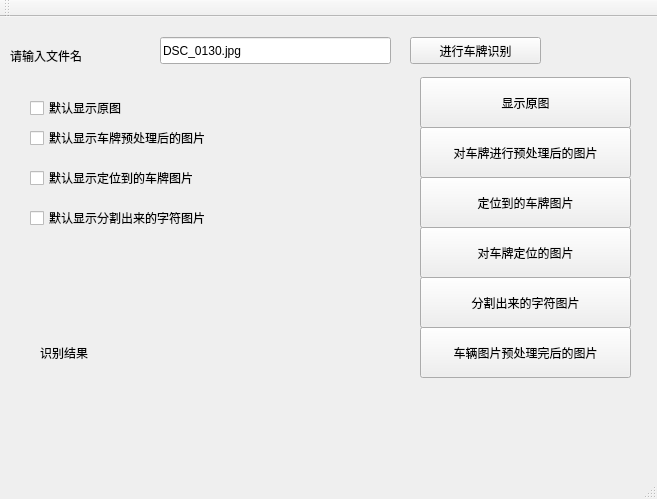
This is mainwindow.ui in XianB/youyanQT as Qt 5 draws it before an edit. The edited form follows.
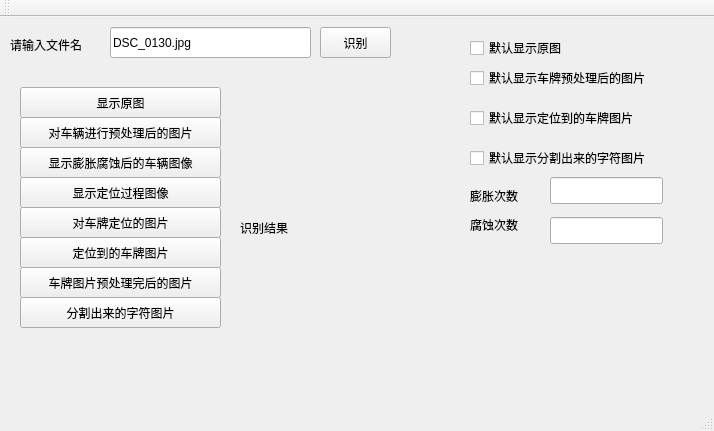
This is the edited form.

Patch:
```diff
--- a/mainwindow.ui
+++ b/mainwindow.ui
@@ -6,8 +6,8 @@
    <rect>
     <x>0</x>
     <y>0</y>
-    <width>657</width>
-    <height>499</height>
+    <width>714</width>
+    <height>431</height>
    </rect>
   </property>
   <property name="windowTitle">
@@ -17,23 +17,23 @@
    <widget class="QPushButton" name="pushButton">
     <property name="geometry">
      <rect>
-      <x>420</x>
-      <y>310</y>
-      <width>211</width>
-      <height>51</height>
+      <x>20</x>
+      <y>250</y>
+      <width>201</width>
+      <height>31</height>
      </rect>
     </property>
     <property name="text">
-     <string>车辆图片预处理完后的图片</string>
+     <string>车牌图片预处理完后的图片</string>
     </property>
    </widget>
    <widget class="QPushButton" name="pushButton_2">
     <property name="geometry">
      <rect>
-      <x>420</x>
-      <y>210</y>
-      <width>211</width>
-      <height>51</height>
+      <x>20</x>
+      <y>190</y>
+      <width>201</width>
+      <height>31</height>
      </rect>
     </property>
     <property name="text">
@@ -43,10 +43,10 @@
    <widget class="QPushButton" name="pushButton_3">
     <property name="geometry">
      <rect>
-      <x>420</x>
-      <y>160</y>
-      <width>211</width>
-      <height>51</height>
+      <x>20</x>
+      <y>220</y>
+      <width>201</width>
+      <height>31</height>
      </rect>
     </property>
     <property name="text">
@@ -56,23 +56,23 @@
    <widget class="QPushButton" name="pushButton_4">
     <property name="geometry">
      <rect>
-      <x>420</x>
-      <y>110</y>
-      <width>211</width>
-      <height>51</height>
+      <x>20</x>
+      <y>100</y>
+      <width>201</width>
+      <height>31</height>
      </rect>
     </property>
     <property name="text">
-     <string>对车牌进行预处理后的图片</string>
+     <string>对车辆进行预处理后的图片</string>
     </property>
    </widget>
    <widget class="QPushButton" name="pushButton_5">
     <property name="geometry">
      <rect>
-      <x>420</x>
-      <y>260</y>
-      <width>211</width>
-      <height>51</height>
+      <x>20</x>
+      <y>280</y>
+      <width>201</width>
+      <height>31</height>
      </rect>
     </property>
     <property name="text">
@@ -82,10 +82,10 @@
    <widget class="QPushButton" name="pushButton_6">
     <property name="geometry">
      <rect>
-      <x>420</x>
-      <y>60</y>
-      <width>211</width>
-      <height>51</height>
+      <x>20</x>
+      <y>70</y>
+      <width>201</width>
+      <height>31</height>
      </rect>
     </property>
     <property name="text">
@@ -95,10 +95,10 @@
    <widget class="QLineEdit" name="lineEdit">
     <property name="geometry">
      <rect>
-      <x>160</x>
-      <y>20</y>
-      <width>231</width>
-      <height>27</height>
+      <x>110</x>
+      <y>10</y>
+      <width>201</width>
+      <height>31</height>
      </rect>
     </property>
     <property name="text">
@@ -109,9 +109,9 @@
     <property name="geometry">
      <rect>
       <x>10</x>
-      <y>30</y>
-      <width>141</width>
-      <height>17</height>
+      <y>20</y>
+      <width>91</width>
+      <height>16</height>
      </rect>
     </property>
     <property name="text">
@@ -121,23 +121,23 @@
    <widget class="QPushButton" name="pushButton_7">
     <property name="geometry">
      <rect>
-      <x>410</x>
-      <y>20</y>
-      <width>131</width>
-      <height>27</height>
+      <x>320</x>
+      <y>10</y>
+      <width>71</width>
+      <height>31</height>
      </rect>
     </property>
     <property name="text">
-     <string>进行车牌识别</string>
+     <string>识别</string>
     </property>
    </widget>
    <widget class="QLabel" name="label_2">
     <property name="geometry">
      <rect>
-      <x>40</x>
-      <y>250</y>
-      <width>381</width>
-      <height>171</height>
+      <x>240</x>
+      <y>120</y>
+      <width>131</width>
+      <height>181</height>
      </rect>
     </property>
     <property name="text">
@@ -147,8 +147,8 @@
    <widget class="QCheckBox" name="checkBox">
     <property name="geometry">
      <rect>
-      <x>30</x>
-      <y>80</y>
+      <x>470</x>
+      <y>20</y>
       <width>131</width>
       <height>22</height>
      </rect>
@@ -160,8 +160,8 @@
    <widget class="QCheckBox" name="checkBox_2">
     <property name="geometry">
      <rect>
-      <x>30</x>
-      <y>110</y>
+      <x>470</x>
+      <y>50</y>
       <width>241</width>
       <height>22</height>
      </rect>
@@ -173,8 +173,8 @@
    <widget class="QCheckBox" name="checkBox_3">
     <property name="geometry">
      <rect>
-      <x>30</x>
-      <y>150</y>
+      <x>470</x>
+      <y>90</y>
       <width>211</width>
       <height>22</height>
      </rect>
@@ -186,8 +186,8 @@
    <widget class="QCheckBox" name="checkBox_4">
     <property name="geometry">
      <rect>
-      <x>30</x>
-      <y>190</y>
+      <x>470</x>
+      <y>130</y>
       <width>231</width>
       <height>22</height>
      </rect>
@@ -196,6 +196,78 @@
      <string>默认显示分割出来的字符图片</string>
     </property>
    </widget>
+   <widget class="QPushButton" name="pushButton_8">
+    <property name="geometry">
+     <rect>
+      <x>20</x>
+      <y>130</y>
+      <width>201</width>
+      <height>31</height>
+     </rect>
+    </property>
+    <property name="text">
+     <string>显示膨胀腐蚀后的车辆图像</string>
+    </property>
+   </widget>
+   <widget class="QPushButton" name="pushButton_9">
+    <property name="geometry">
+     <rect>
+      <x>20</x>
+      <y>160</y>
+      <width>201</width>
+      <height>31</height>
+     </rect>
+    </property>
+    <property name="text">
+     <string>显示定位过程图像</string>
+    </property>
+   </widget>
+   <widget class="QLineEdit" name="lineEdit_2">
+    <property name="geometry">
+     <rect>
+      <x>550</x>
+      <y>160</y>
+      <width>113</width>
+      <height>27</height>
+     </rect>
+    </property>
+   </widget>
+   <widget class="QLabel" name="label_3">
+    <property name="geometry">
+     <rect>
+      <x>470</x>
+      <y>170</y>
+      <width>67</width>
+      <height>17</height>
+     </rect>
+    </property>
+    <property name="text">
+     <string>膨胀次数</string>
+    </property>
+   </widget>
+   <widget class="QLabel" name="label_4">
+    <property name="geometry">
+     <rect>
+      <x>470</x>
+      <y>200</y>
+      <width>71</width>
+      <height>16</height>
+     </rect>
+    </property>
+    <property name="text">
+     <string>腐蚀次数</string>
+    </property>
+   </widget>
+   <widget class="QLineEdit" name="lineEdit_3">
+    <property name="geometry">
+     <rect>
+      <x>550</x>
+      <y>200</y>
+      <width>113</width>
+      <height>27</height>
+     </rect>
+    </property>
+   </widget>
   </widget>
   <widget class="QMenuBar" name="menuBar">
    <property name="geometry">
```
Left out of the diff: 2 changed lines with no effect on the pictures.
